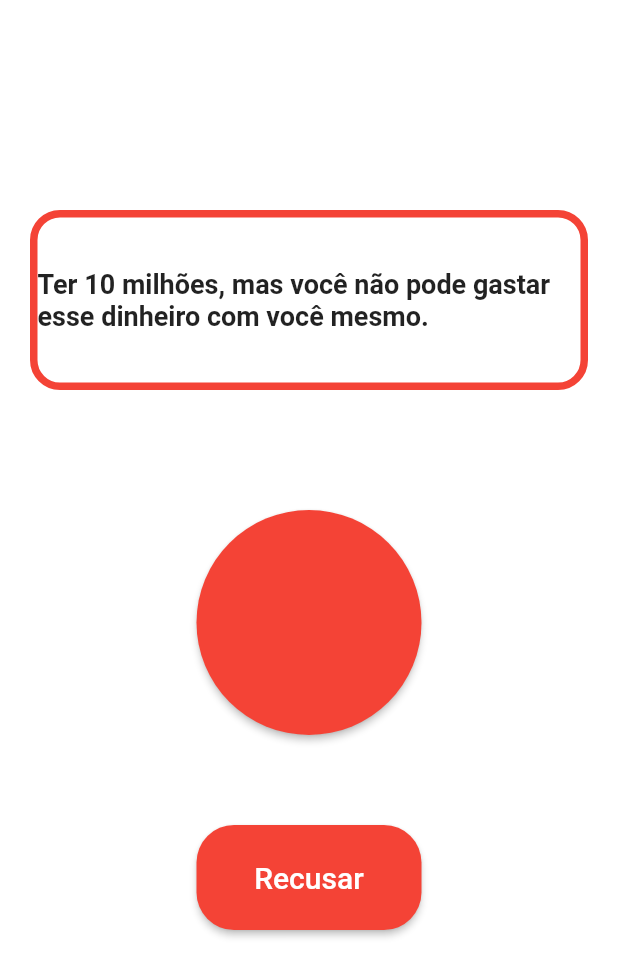
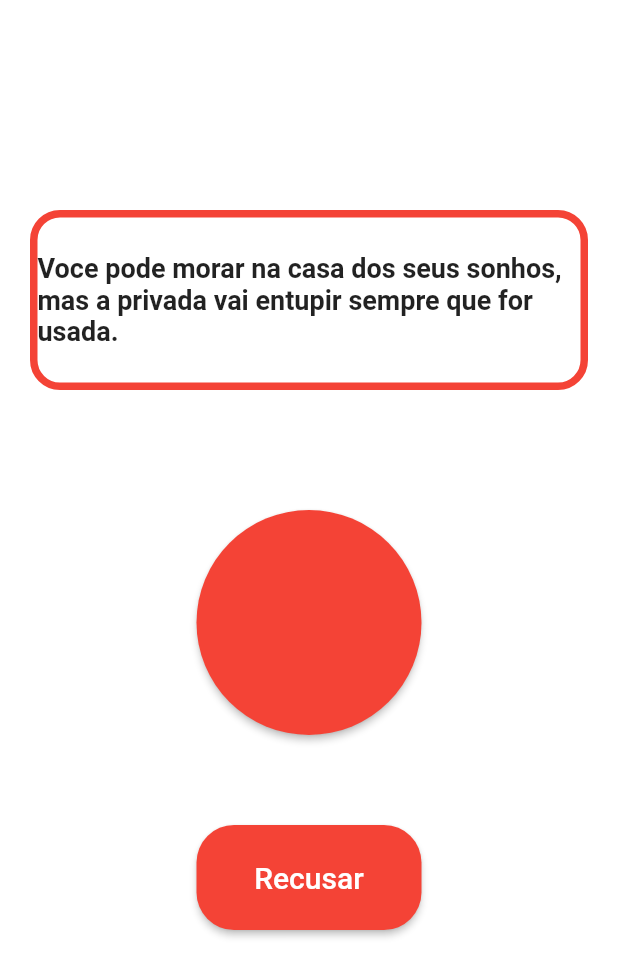
Before and after one commit to RamonFrias/dilema-do-botao, a Flutter app: the screen it shows after launch, after a tap on "Jogar", on a phone screen of 412 x 824 dp. Shown: the top 977 px of the screen. Run offline on Flutter 3.47's test engine with Material 2 defaults, Android fonts, the phone set to English and light mode, and no system bars.

Commit message:
Projeto finalizado

```diff
--- a/lib/pages/jogar.page.dart
+++ b/lib/pages/jogar.page.dart
@@ -7,7 +7,10 @@ List<String> lista = [
   "Voce pode ficar invisivel, mas so quando ninguem estiver olhando.",
   "Voce pode viajar no tempo, mas so uma vez.",
   "Seu chuveiro vai estar sempre na temperatura perfeita, mas voce precisa entrar numa banheira de gelo uma vez por mes.",
-  "Voce pode morar na casa dos seus sonhos, mas a privada vai entupir sempre que for usada."
+  "Voce pode morar na casa dos seus sonhos, mas a privada vai entupir sempre que for usada.",
+  "Você recebe 140 mil por mês, mas terá que trabalhar 20 horas por dia.",
+  "Tudo será gratuito apenas para você, exceto para produtos eletrônicos, que serão mais caros.",
+  "Você pode se tornar imortal, mas você só pode comer wasabi pelo resto de sua vida."
 ];
 
 final _random = Random();
--- a/lib/pages/porcentagem.page.dart
+++ b/lib/pages/porcentagem.page.dart
@@ -1,11 +1,13 @@
 import 'package:dilemadobotao/pages/jogar.page.dart';
 import 'package:flutter/material.dart';
 
+// ignore: must_be_immutable
 class PorcentagemPage extends StatefulWidget {
   int valorBotao;
   PorcentagemPage(this.valorBotao, {Key? key}) : super(key: key);
 
   @override
+  // ignore: no_logic_in_create_state
   State<PorcentagemPage> createState() => _PorcentagemPage(valorBotao);
 }
 
```
